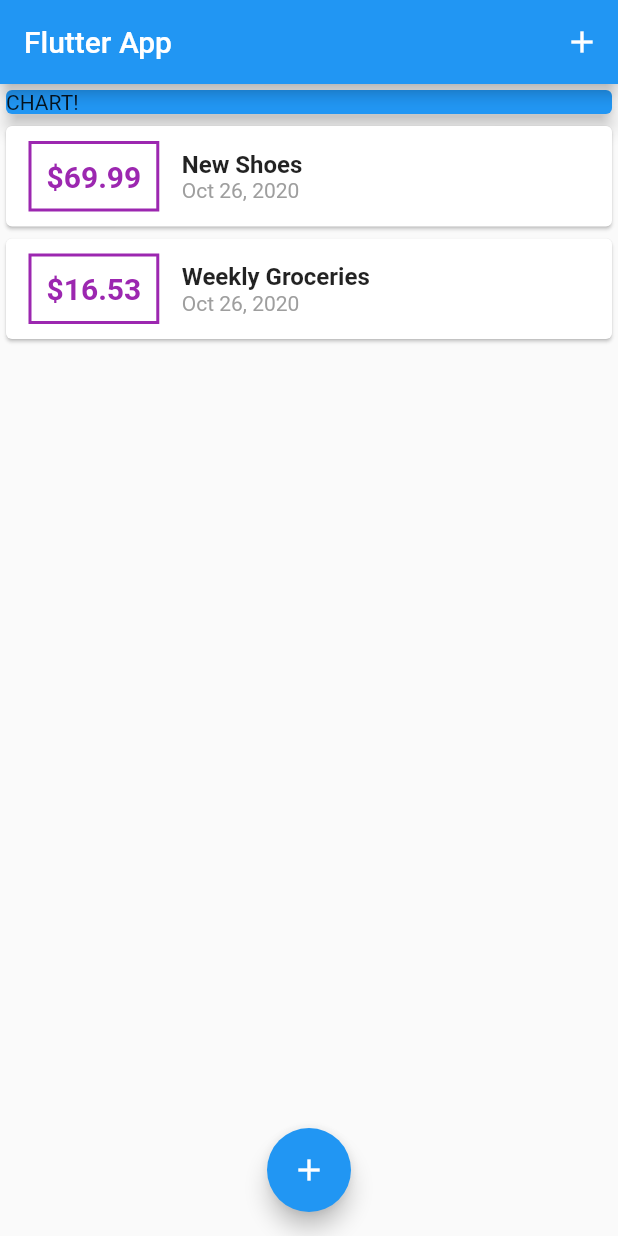
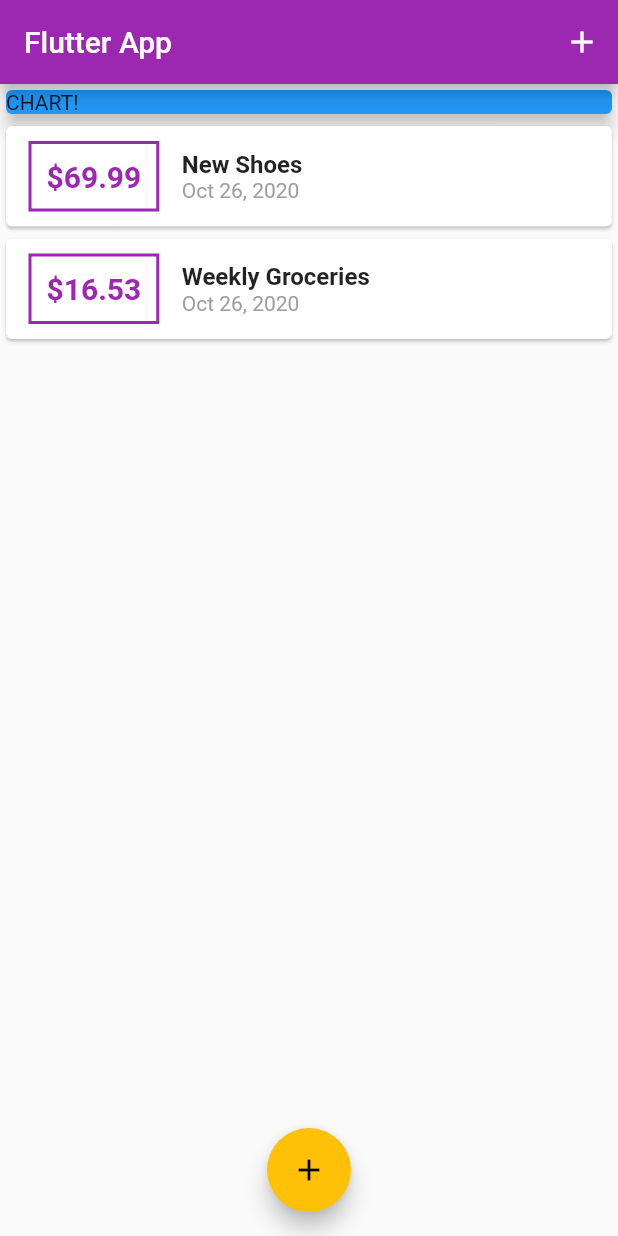
Before and after one commit to AbdullahHanfy/personal_expenses_FlutterApp, a Flutter app: the screen it shows after launch, on a phone screen of 412 x 824 dp. Run offline on Flutter 3.47's test engine with Material 2 defaults, Android fonts, the phone set to English and light mode, and no system bars.

```diff
--- a/lib/main.dart
+++ b/lib/main.dart
@@ -8,6 +8,7 @@ class MyApp extends StatelessWidget {
   Widget build(BuildContext context) {
     return MaterialApp(
       title: 'Flutter App',
+      theme: ThemeData(primarySwatch: Colors.purple, accentColor: Colors.amber),
       home: MyHomePage(),
     );
   }
--- a/lib/widgets/transaction_list.dart
+++ b/lib/widgets/transaction_list.dart
@@ -24,7 +24,7 @@ class TransactionList extends StatelessWidget {
                   ),
                   decoration: BoxDecoration(
                     border: Border.all(
-                      color: Colors.purple,
+                      color: Theme.of(context).primaryColor,
                       width: 2,
                     ),
                   ),
@@ -34,7 +34,7 @@ class TransactionList extends StatelessWidget {
                     style: TextStyle(
                       fontWeight: FontWeight.bold,
                       fontSize: 20,
-                      color: Colors.purple,
+                      color: Theme.of(context).primaryColor,
                     ),
                   ),
                 ),
```
Also changed, not shown: pubspec.yaml (+13 -11 lines), assets/fonts/OpenSans-Bold.ttf (added), assets/fonts/OpenSans-Regular.ttf (added), assets/fonts/Quicksand-Bold.ttf (added), assets/fonts/Quicksand-Light.ttf (added), assets/fonts/Quicksand-Medium.ttf (added), assets/fonts/Quicksand-Regular.ttf (added).
